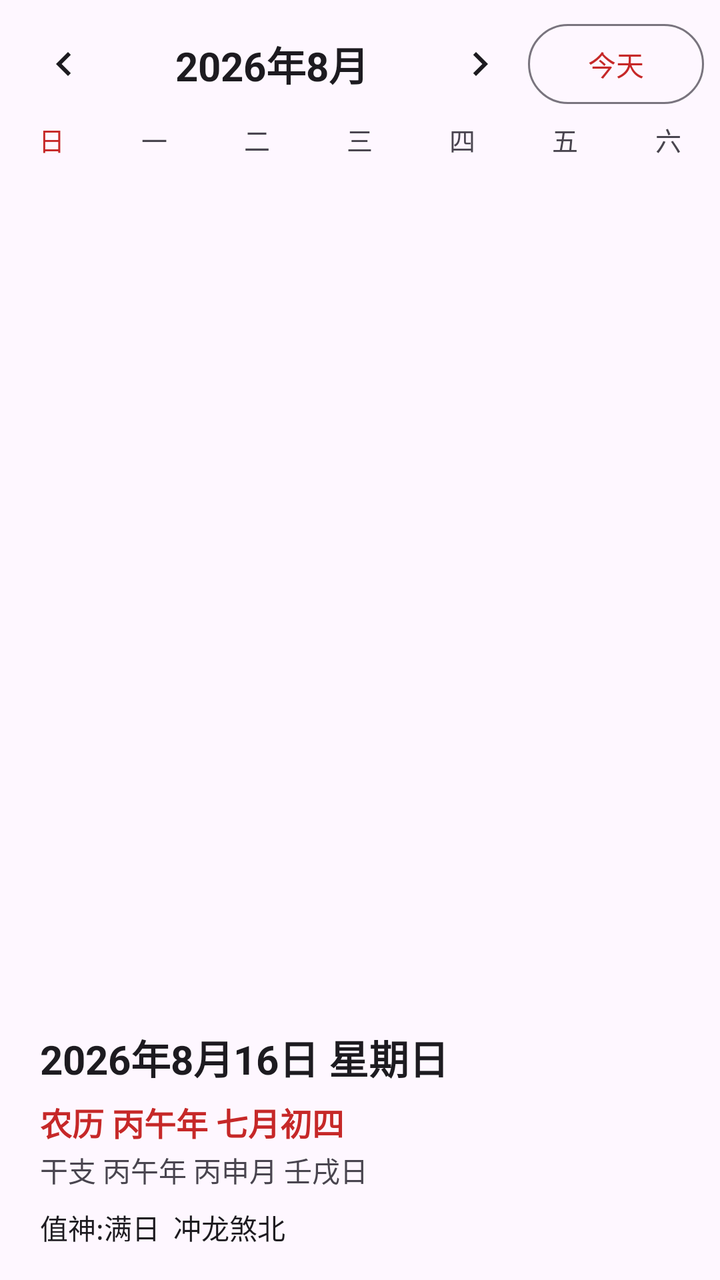
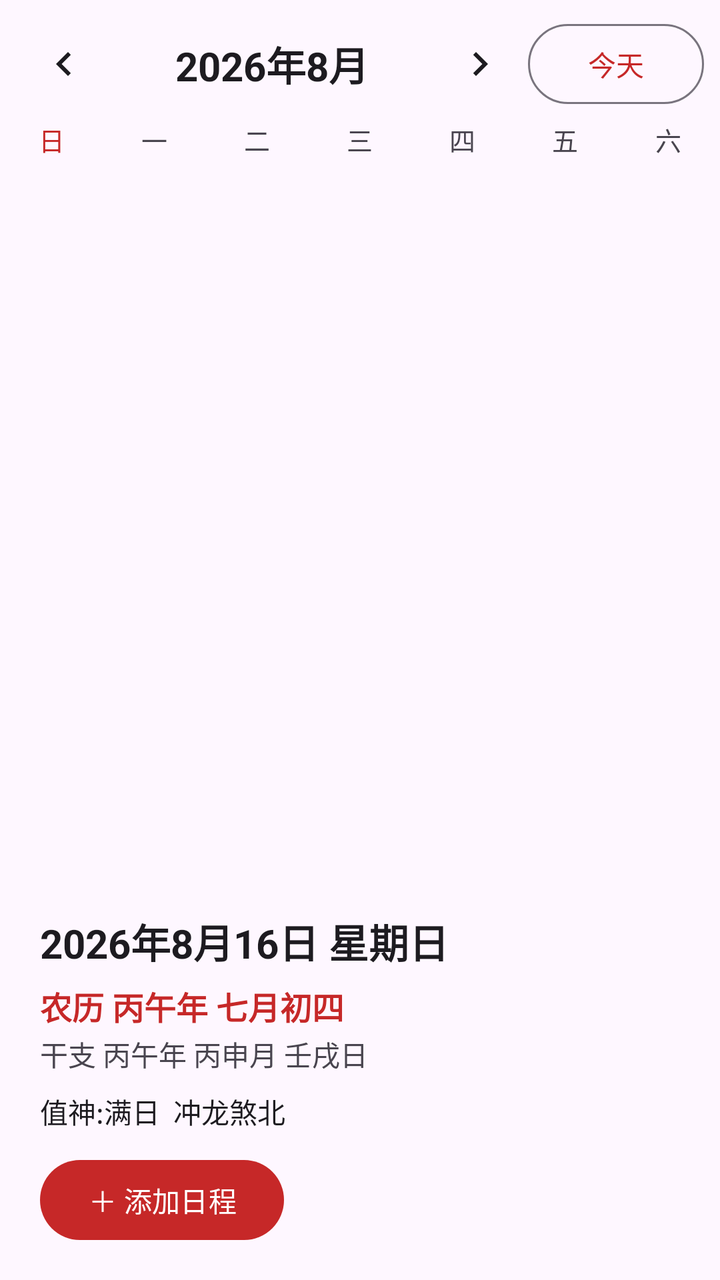

Before-and-after screenshots of an Android layout around one commit, followed by the original layout XML and the change that was made.
<!-- AndroidManifest.xml: application theme Theme.Wannianli -->
<!-- res/layout/activity_main.xml -->
<?xml version="1.0" encoding="utf-8"?>
<LinearLayout xmlns:android="http://schemas.android.com/apk/res/android"
    android:layout_width="match_parent"
    android:layout_height="match_parent"
    android:orientation="vertical"
    android:background="?android:attr/colorBackground">

    
    <LinearLayout
        android:layout_width="match_parent"
        android:layout_height="wrap_content"
        android:orientation="horizontal"
        android:gravity="center_vertical"
        android:paddingStart="8dp"
        android:paddingEnd="8dp"
        android:paddingTop="8dp">

        <ImageButton
            android:id="@+id/btnPrev"
            android:layout_width="48dp"
            android:layout_height="48dp"
            android:background="?attr/selectableItemBackgroundBorderless"
            android:src="@drawable/ic_prev"
            android:contentDescription="上一月" />

        <TextView
            android:id="@+id/tvMonthTitle"
            android:layout_width="0dp"
            android:layout_height="wrap_content"
            android:layout_weight="1"
            android:gravity="center"
            android:textSize="20sp"
            android:textStyle="bold"
            android:textColor="?android:attr/textColorPrimary"
            android:text="2026年8月" />

        <ImageButton
            android:id="@+id/btnNext"
            android:layout_width="48dp"
            android:layout_height="48dp"
            android:background="?attr/selectableItemBackgroundBorderless"
            android:src="@drawable/ic_next"
            android:contentDescription="下一月" />

        <com.google.android.material.button.MaterialButton
            android:id="@+id/btnToday"
            android:layout_width="wrap_content"
            android:layout_height="40dp"
            android:text="@string/today"
            android:textSize="14sp"
            android:paddingStart="14dp"
            android:paddingEnd="14dp"
            android:insetTop="0dp"
            android:insetBottom="0dp"
            style="@style/Widget.Material3.Button.OutlinedButton" />
    </LinearLayout>

    
    <LinearLayout
        android:layout_width="match_parent"
        android:layout_height="wrap_content"
        android:orientation="horizontal"
        android:paddingTop="4dp"
        android:paddingBottom="4dp">

        <TextView
            android:layout_width="0dp"
            android:layout_height="wrap_content"
            android:layout_weight="1"
            android:gravity="center"
            android:text="@string/sun"
            android:textSize="13sp"
            android:textColor="@color/colorPrimary" />
        <TextView
            android:layout_width="0dp"
            android:layout_height="wrap_content"
            android:layout_weight="1"
            android:gravity="center"
            android:text="@string/mon"
            android:textSize="13sp"
            android:textColor="?android:attr/textColorSecondary" />
        <TextView
            android:layout_width="0dp"
            android:layout_height="wrap_content"
            android:layout_weight="1"
            android:gravity="center"
            android:text="@string/tue"
            android:textSize="13sp"
            android:textColor="?android:attr/textColorSecondary" />
        <TextView
            android:layout_width="0dp"
            android:layout_height="wrap_content"
            android:layout_weight="1"
            android:gravity="center"
            android:text="@string/wed"
            android:textSize="13sp"
            android:textColor="?android:attr/textColorSecondary" />
        <TextView
            android:layout_width="0dp"
            android:layout_height="wrap_content"
            android:layout_weight="1"
            android:gravity="center"
            android:text="@string/thu"
            android:textSize="13sp"
            android:textColor="?android:attr/textColorSecondary" />
        <TextView
            android:layout_width="0dp"
            android:layout_height="wrap_content"
            android:layout_weight="1"
            android:gravity="center"
            android:text="@string/fri"
            android:textSize="13sp"
            android:textColor="?android:attr/textColorSecondary" />
        <TextView
            android:layout_width="0dp"
            android:layout_height="wrap_content"
            android:layout_weight="1"
            android:gravity="center"
            android:text="@string/sat"
            android:textSize="13sp"
            android:textColor="?android:attr/textColorSecondary" />
    </LinearLayout>

    <androidx.recyclerview.widget.RecyclerView
        android:id="@+id/rvMonth"
        android:layout_width="match_parent"
        android:layout_height="0dp"
        android:layout_weight="1"
        android:overScrollMode="never" />

    
    <ScrollView
        android:layout_width="match_parent"
        android:layout_height="wrap_content"
        android:maxHeight="260dp"
        android:fillViewport="true"
        android:background="?android:attr/colorBackground">

        <LinearLayout
            android:layout_width="match_parent"
            android:layout_height="wrap_content"
            android:orientation="vertical"
            android:paddingStart="20dp"
            android:paddingEnd="20dp"
            android:paddingTop="10dp"
            android:paddingBottom="16dp">

            <TextView
                android:id="@+id/tvSolar"
                android:layout_width="wrap_content"
                android:layout_height="wrap_content"
                android:textSize="20sp"
                android:textStyle="bold"
                android:textColor="?android:attr/textColorPrimary"
                android:text="2026年8月16日 星期日" />

            <TextView
                android:id="@+id/tvLunar"
                android:layout_width="wrap_content"
                android:layout_height="wrap_content"
                android:layout_marginTop="6dp"
                android:textSize="16sp"
                android:textColor="@color/colorPrimary"
                android:textStyle="bold"
                android:text="农历 丙午年 七月初四" />

            <TextView
                android:id="@+id/tvGanzhi"
                android:layout_width="wrap_content"
                android:layout_height="wrap_content"
                android:layout_marginTop="2dp"
                android:textSize="14sp"
                android:textColor="?android:attr/textColorSecondary"
                android:text="干支 丙午年 丙申月 壬戌日" />

            <TextView
                android:id="@+id/tvHuangli"
                android:layout_width="wrap_content"
                android:layout_height="wrap_content"
                android:layout_marginTop="8dp"
                android:lineSpacingExtra="4dp"
                android:textSize="14sp"
                android:textColor="?android:attr/textColorPrimary"
                android:text="值神:满日  冲龙煞北" />

        </LinearLayout>
    </ScrollView>

</LinearLayout>
<!-- resources referenced by this layout -->
<resources>
  <color name="colorPrimary">#C62828</color>
  <!-- drawable ic_next (drawable) -->
  <?xml version="1.0" encoding="utf-8"?>
  <vector xmlns:android="http://schemas.android.com/apk/res/android"
      android:width="24dp"
      android:height="24dp"
      android:viewportWidth="24"
      android:viewportHeight="24"
      android:tint="?android:attr/textColorPrimary">
      <path
          android:fillColor="#FFFFFF"
          android:pathData="M8.59,16.59L10,18l6,-6 -6,-6 -1.41,1.41L13.17,12z" />
  </vector>
  <!-- drawable ic_prev (drawable) -->
  <?xml version="1.0" encoding="utf-8"?>
  <vector xmlns:android="http://schemas.android.com/apk/res/android"
      android:width="24dp"
      android:height="24dp"
      android:viewportWidth="24"
      android:viewportHeight="24"
      android:tint="?android:attr/textColorPrimary">
      <path
          android:fillColor="#FFFFFF"
          android:pathData="M15.41,7.41L14,6l-6,6 6,6 1.41,-1.41L10.83,12z" />
  </vector>
  <string name="fri">五</string>
  <string name="mon">一</string>
  <string name="sat">六</string>
  <string name="sun">日</string>
  <string name="thu">四</string>
  <string name="today">今天</string>
  <string name="tue">二</string>
  <string name="wed">三</string>
  <style name="Theme.Wannianli" parent="Theme.Material3.DayNight.NoActionBar">
          <item name="colorPrimary">@color/colorPrimary</item>
          <item name="colorOnPrimary">@color/day_today_text</item>
          <item name="android:statusBarColor">?android:attr/colorBackground</item>
          <item name="android:windowLightStatusBar">false</item>
      </style>
  <color name="day_today_text">#FFFFFF</color>
</resources>

<!-- the commit's change to res/layout/activity_main.xml (unified diff, before → after) -->
@@ -183,6 +183,15 @@
                 android:textColor="?android:attr/textColorPrimary"
                 android:text="值神:满日  冲龙煞北" />
 
+            <com.google.android.material.button.MaterialButton
+                android:id="@+id/btnAddEvent"
+                android:layout_width="wrap_content"
+                android:layout_height="wrap_content"
+                android:layout_marginTop="10dp"
+                android:text="@string/add_event"
+                android:textSize="14sp"
+                style="@style/Widget.Material3.Button.FilledTonalButton" />
+
         </LinearLayout>
     </ScrollView>
 
<!-- resource entries referenced after the edit -->
@@ -25,6 +25,7 @@
           android:fillColor="#FFFFFF"
           android:pathData="M15.41,7.41L14,6l-6,6 6,6 1.41,-1.41L10.83,12z" />
   </vector>
+  <string name="add_event">＋ 添加日程</string>
   <string name="fri">五</string>
   <string name="mon">一</string>
   <string name="sat">六</string>
